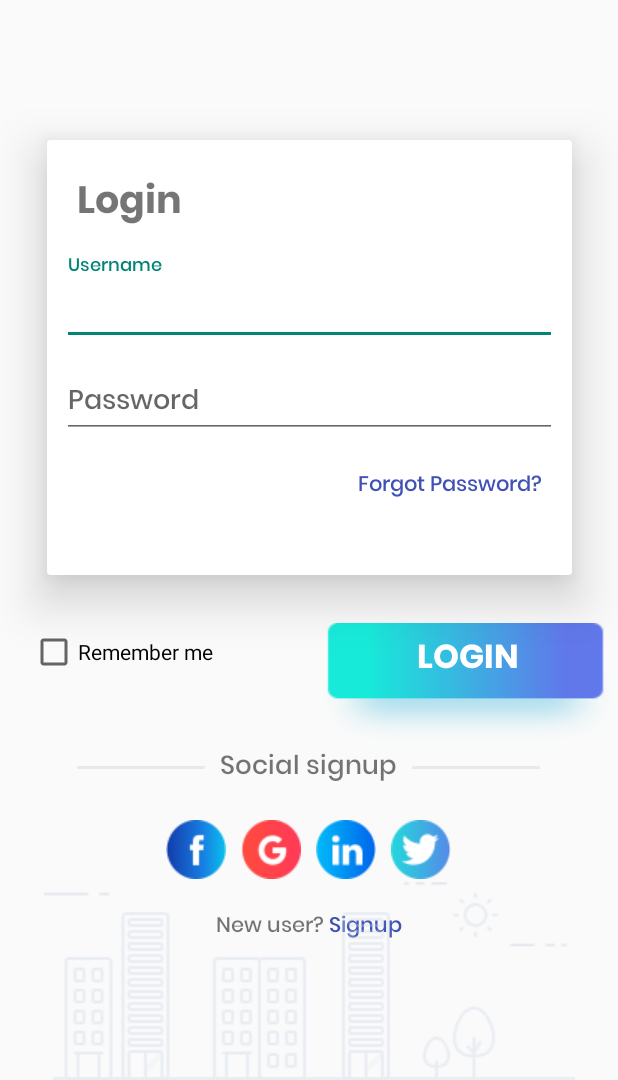
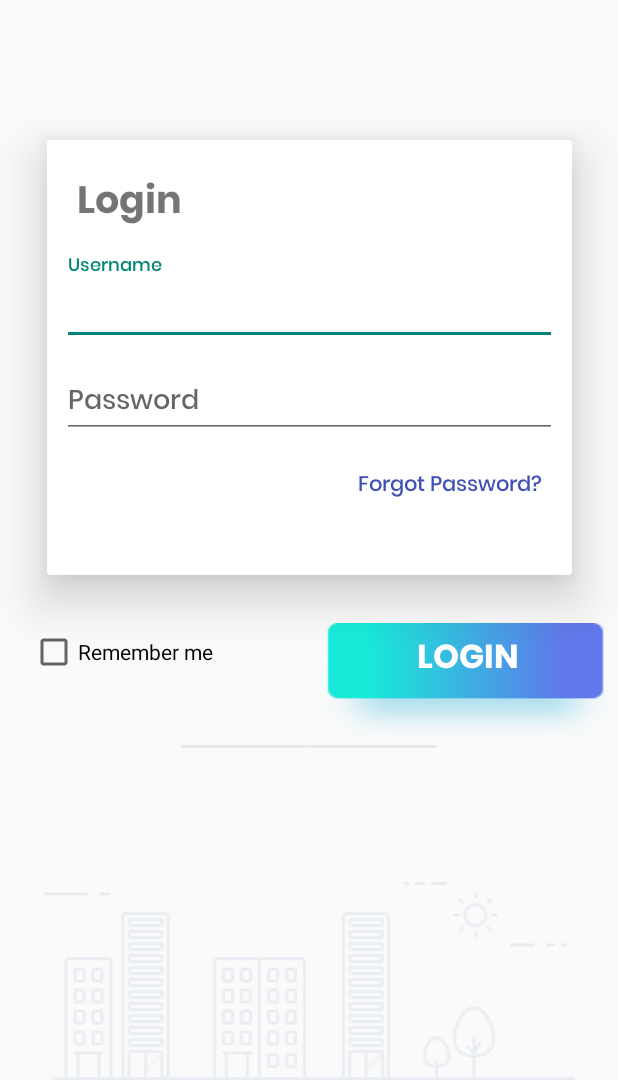
Before and after one commit to suryanshhbtu/GreenRidersHBTU, an Android app: the screen it shows after launch (MainActivity), on a phone screen of 412 x 824 dp, the part 156-1236 px from its top. Run offline under Robolectric (Android 15) with nearby library versions, the phone set to English and light mode, and no system bars.

Commit message:
Add User Correction

```diff
--- a/app/src/main/java/com/example/cyclerent/AdminAddUser.java
+++ b/app/src/main/java/com/example/cyclerent/AdminAddUser.java
@@ -55,7 +55,7 @@ public class AdminAddUser extends AppCompatActivity {
                 map.put("name", nameUserET.getText().toString());
                 map.put("password", passwordUserET.getText().toString());
                 map.put("email", emailUserET.getText().toString());
-                map.put("branch", passwordUserET.getText().toString());
+                map.put("branch", branchUserET.getText().toString());
                 map.put("rollno", rollnoUserET.getText().toString());
                 map.put("cycleid", "");
                 map.put("role", "student");
--- a/app/src/main/res/layout/activity_main.xml
+++ b/app/src/main/res/layout/activity_main.xml
@@ -132,15 +132,6 @@
                 android:layout_height="wrap_content"
                 android:src="@drawable/rounded_rectangle" />
 
-            <TextView
-                android:layout_width="wrap_content"
-                android:layout_height="wrap_content"
-                android:layout_marginLeft="10dp"
-                android:layout_marginRight="10dp"
-                android:fontFamily="@font/poppinsmedium"
-                android:text="Social signup"
-                android:textSize="17dp" />
-
             <ImageView
                 android:layout_width="wrap_content"
                 android:layout_height="wrap_content"
@@ -156,31 +147,7 @@
             android:orientation="horizontal"
             app:layout_constraintEnd_toEndOf="parent"
             app:layout_constraintStart_toStartOf="parent"
-            app:layout_constraintTop_toBottomOf="@+id/linearLayout2">
-
-            <ImageView
-                android:layout_width="wrap_content"
-                android:layout_height="wrap_content"
-                android:layout_marginRight="10dp"
-                android:src="@drawable/fb" />
-
-            <ImageView
-                android:layout_width="wrap_content"
-                android:layout_height="wrap_content"
-                android:layout_marginRight="10dp"
-                android:src="@drawable/g" />
-
-            <ImageView
-                android:layout_width="wrap_content"
-                android:layout_height="wrap_content"
-                android:layout_marginRight="10dp"
-                android:src="@drawable/in" />
-
-            <ImageView
-                android:layout_width="wrap_content"
-                android:layout_height="wrap_content"
-                android:src="@drawable/tw" />
-        </LinearLayout>
+            app:layout_constraintTop_toBottomOf="@+id/linearLayout2"/>
 
         <LinearLayout
             android:layout_width="match_parent"
@@ -190,22 +157,7 @@
             android:orientation="horizontal"
             app:layout_constraintEnd_toEndOf="parent"
             app:layout_constraintStart_toStartOf="parent"
-            app:layout_constraintTop_toBottomOf="@+id/linearLayout3">
-
-            <TextView
-                android:layout_width="wrap_content"
-                android:layout_height="wrap_content"
-                android:fontFamily="@font/poppinsmedium"
-                android:text="New user?" />
-
-            <TextView
-                android:layout_width="wrap_content"
-                android:layout_height="wrap_content"
-                android:fontFamily="@font/poppinsmedium"
-                android:text=" Signup"
-                android:textColor="#3F51B5" />
-
-        </LinearLayout>
+            app:layout_constraintTop_toBottomOf="@+id/linearLayout3"/>
 
         <ImageView
             android:id="@+id/imageView"
--- a/app/src/main/res/layout/admin_add_user.xml
+++ b/app/src/main/res/layout/admin_add_user.xml
@@ -110,14 +110,14 @@
             android:layout_marginTop="15dp"
             android:background="@color/grey" />
     </LinearLayout>
+
     <LinearLayout
         android:id="@+id/emailLL"
         android:layout_width="match_parent"
         android:layout_height="wrap_content"
         android:layout_below="@+id/rollnoLL"
         android:layout_marginTop="8dp"
-        android:orientation="vertical"
-        >
+        android:orientation="vertical">
 
         <TextView
             android:layout_width="wrap_content"
```
